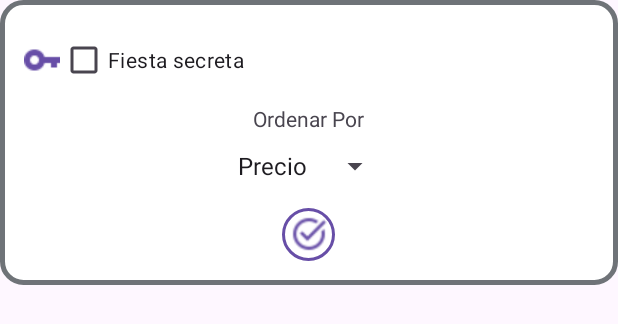
After one commit to SantiFdezz/JustPartyApp, an Android app: the layout filter_layout.xml on its own in the app's theme, with its tools: preview values and no code run, on a phone screen of 412 x 824 dp. The commit adds this screen. Shown: the top 324 px of the screen. Run offline under Robolectric (Android 15) with nearby library versions, the phone set to English and light mode, and no system bars; network calls fail.

Commit message:
Added filter_layout and onclick

```diff
--- /dev/null
+++ b/jparty-app/app/src/main/res/layout/filter_layout.xml
@@ -0,0 +1,60 @@
+<?xml version="1.0" encoding="utf-8"?>
+<LinearLayout
+    xmlns:android="http://schemas.android.com/apk/res/android"
+    android:layout_width="match_parent"
+    android:layout_height="wrap_content"
+    android:orientation="vertical"
+    android:background="@drawable/rounded_border"
+    android:padding="16dp">
+    <LinearLayout
+        android:layout_width="wrap_content"
+        android:layout_height="wrap_content"
+        android:orientation="horizontal"
+        android:gravity="center">
+
+        <ImageView
+            android:layout_width="wrap_content"
+            android:layout_height="wrap_content"
+
+            android:src="@drawable/key_icon" />
+
+        <CheckBox
+            android:id="@+id/checkBox"
+            android:layout_width="wrap_content"
+            android:layout_height="wrap_content"
+            android:text="Fiesta secreta"/>
+    </LinearLayout>
+
+    <TextView
+        android:id="@+id/order_by_text"
+        android:layout_width="wrap_content"
+        android:layout_height="wrap_content"
+        android:layout_gravity="center"
+        android:text="Ordenar Por"
+        android:layout_marginTop="5dp"/>
+
+    <Spinner
+        android:id="@+id/order_spinner"
+        android:layout_width="wrap_content"
+        android:layout_height="wrap_content"
+        android:entries="@array/filter"
+        android:layout_gravity="center"
+        android:layout_marginTop="10dp"/>
+
+    <LinearLayout
+        android:id="@+id/apply_filter_button"
+        android:layout_width="35dp"
+        android:layout_height="35dp"
+        android:layout_marginTop="16dp"
+        android:layout_gravity="center"
+        android:background="@drawable/circle_button">
+
+        <ImageView
+            android:id="@+id/check_icon"
+            android:layout_width="25dp"
+            android:layout_height="25dp"
+            android:layout_marginStart="5dp"
+            android:layout_gravity="center_vertical|center"
+            android:src="@drawable/check_icon" />
+    </LinearLayout>
+</LinearLayout>
--- a/jparty-app/app/src/main/res/values/arrays.xml
+++ b/jparty-app/app/src/main/res/values/arrays.xml
@@ -68,4 +68,8 @@
         <item>Clasica</item>
         <item>Dubstep</item>
     </string-array>
+    <string-array name="filter">
+        <item>Precio</item>
+        <item>Fecha</item>
+    </string-array>
 </resources>
```
Also changed, not shown: jparty-app/app/src/main/java/com/example/jparty/fragments/HomeFragment.java (+94 -0 lines), jparty-app/app/src/main/res/layout/fragment_recycler_main.xml (+12 -3 lines).
